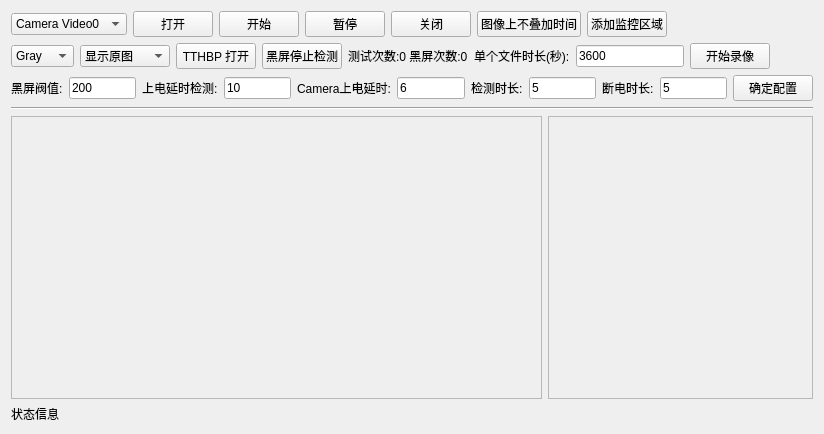
Old version of the form Tools/1.3_TestTool/colorcheckform.ui in the repository ZhengPengqiao/QtStudy.
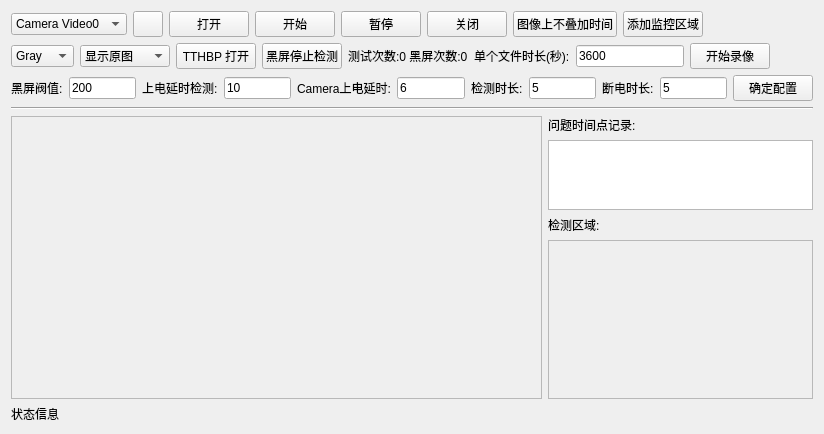
New version of the form. Icons and pictures are not drawn.

Commit message: 添加时间记录

Diff of the .ui file:
```diff
--- a/Tools/1.3_TestTool/colorcheckform.ui
+++ b/Tools/1.3_TestTool/colorcheckform.ui
@@ -42,6 +42,28 @@
          </item>
         </widget>
        </item>
+       <item>
+        <widget class="QPushButton" name="pushButton">
+         <property name="minimumSize">
+          <size>
+           <width>20</width>
+           <height>20</height>
+          </size>
+         </property>
+         <property name="maximumSize">
+          <size>
+           <width>30</width>
+           <height>30</height>
+          </size>
+         </property>
+         <property name="styleSheet">
+          <string notr="true">border-image: url(:/assert/ICON/076.png);</string>
+         </property>
+         <property name="text">
+          <string/>
+         </property>
+        </widget>
+       </item>
        <item>
         <widget class="QPushButton" name="button_Open">
          <property name="text">
@@ -364,6 +386,25 @@
         </widget>
        </item>
        <item>
+        <layout class="QVBoxLayout" name="verticalLayout_3" stretch="1,4,1,10">
+         <item>
+          <widget class="QLabel" name="label_ErrTimes">
+           <property name="text">
+            <string>问题时间点记录:</string>
+           </property>
+          </widget>
+         </item>
+         <item>
+          <widget class="QListWidget" name="listWidget_ErrTimes"/>
+         </item>
+         <item>
+          <widget class="QLabel" name="label_checkRect">
+           <property name="text">
+            <string>检测区域:</string>
+           </property>
+          </widget>
+         </item>
+         <item>
         <widget class="QScrollArea" name="scrollArea_2">
          <property name="widgetResizable">
           <bool>true</bool>
@@ -373,8 +414,8 @@
            <rect>
             <x>0</x>
             <y>0</y>
-            <width>263</width>
-            <height>275</height>
+              <width>261</width>
+              <height>149</height>
            </rect>
           </property>
           <layout class="QGridLayout" name="gridLayout_2">
@@ -384,6 +425,8 @@
           </layout>
          </widget>
         </widget>
+         </item>
+        </layout>
        </item>
       </layout>
      </item>
```
Lines whose indentation alone changed are shown as unchanged. The commit also changes 2 other files.
